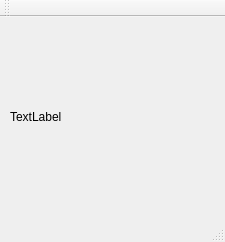
First picture: the form in 开发板代码/mainwindow.ui, repository ljhnhlh/Emb-os, before the edit.
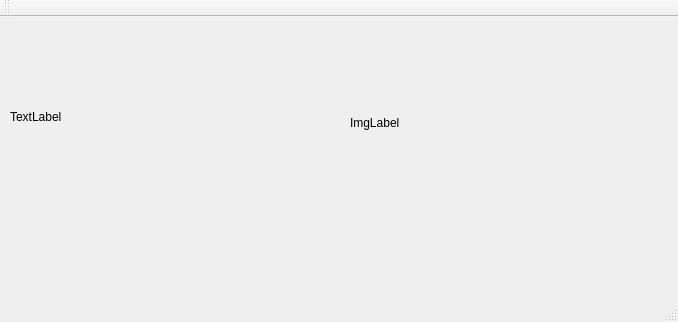
Second picture: the form after the edit.

```diff
--- a/开发板代码/mainwindow.ui
+++ b/开发板代码/mainwindow.ui
@@ -6,8 +6,8 @@
    <rect>
     <x>0</x>
     <y>0</y>
-    <width>225</width>
-    <height>242</height>
+    <width>678</width>
+    <height>322</height>
    </rect>
   </property>
   <property name="windowTitle">
@@ -37,6 +37,19 @@
      <string>TextLabel</string>
     </property>
    </widget>
+   <widget class="QLabel" name="img">
+    <property name="geometry">
+     <rect>
+      <x>350</x>
+      <y>20</y>
+      <width>241</width>
+      <height>171</height>
+     </rect>
+    </property>
+    <property name="text">
+     <string>ImgLabel</string>
+    </property>
+   </widget>
   </widget>
   <widget class="QMenuBar" name="menuBar">
    <property name="geometry">
```
Left out of the diff: 2 changed lines with no effect on the pictures.
